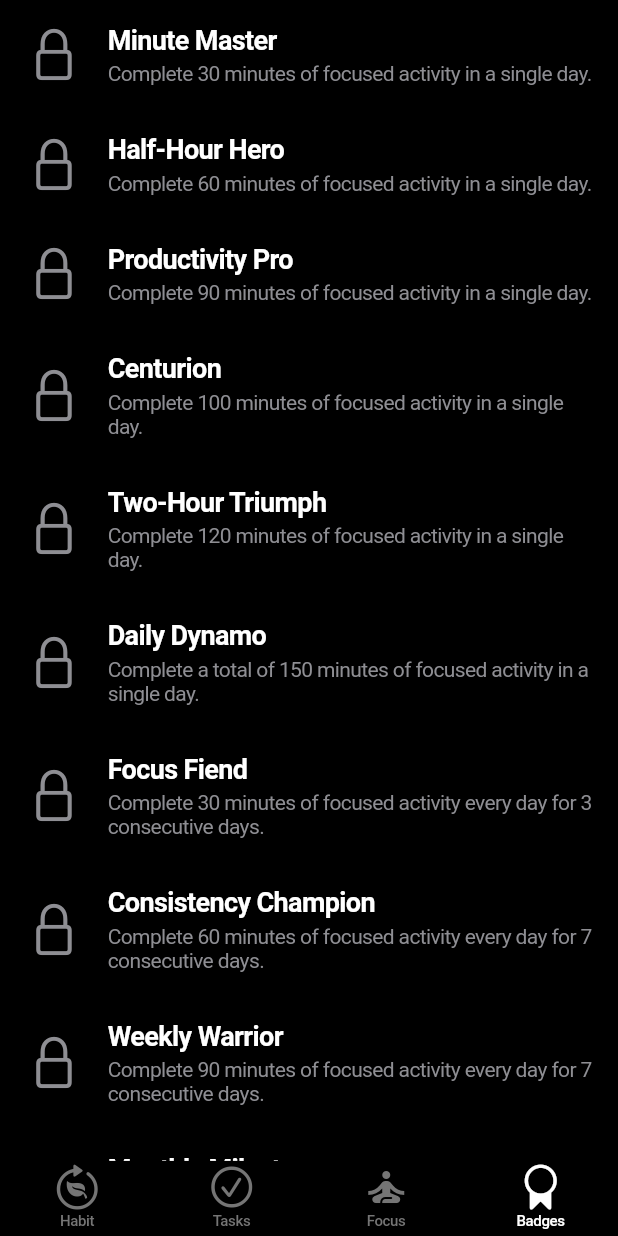
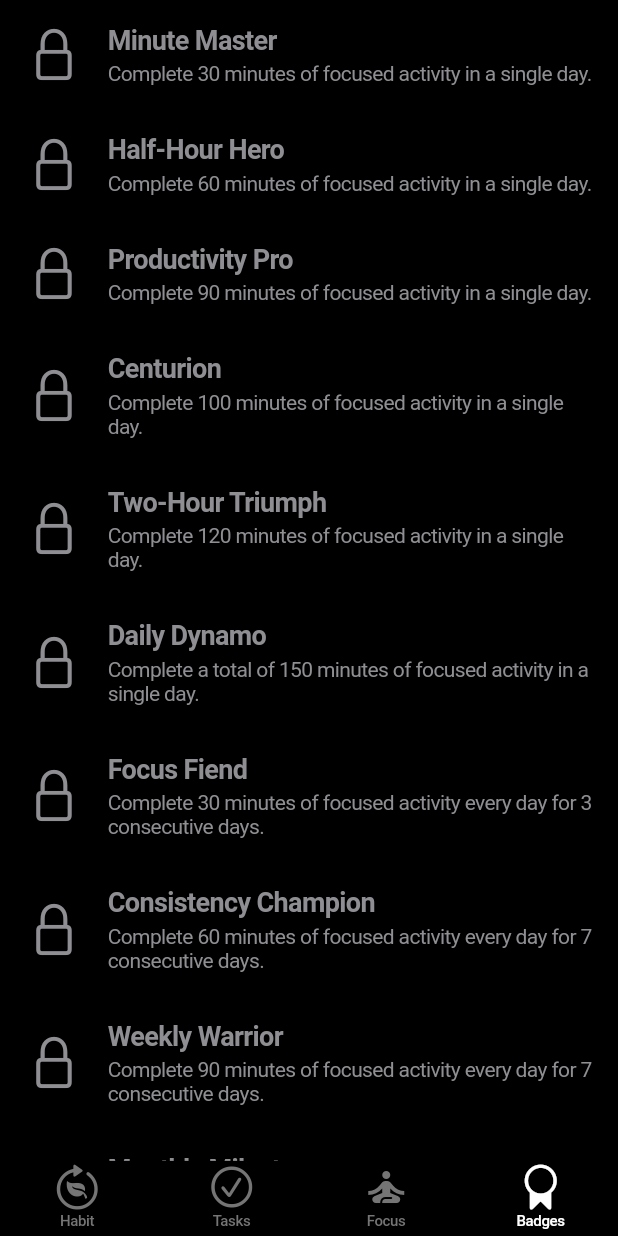
Before and after one commit to marvinlix/karman, a Flutter app: the screen it shows after launch, item 4 of the bottom bar chosen, on a phone screen of 412 x 824 dp. Run offline on Flutter 3.47's test engine with Material 3 defaults, Android fonts, the phone set to English and light mode, and no system bars; our stand-ins replace flutter_local_notifications, flutter_slidable, just_audio, shared_preferences, sleek_circular_slider, slide_to_act and 2 more; accounts and stored records are empty.

Commit message:
chore: Update achievement page UI to display locked and unlocked achievements with appropriate colors

```diff
--- a/karman_app/lib/pages/achievements/achievements_page.dart
+++ b/karman_app/lib/pages/achievements/achievements_page.dart
@@ -67,9 +67,8 @@ class _AchievementsPageState extends State<AchievementsPage> {
           Icon(
             isUnlocked ? CupertinoIcons.rosette : CupertinoIcons.lock,
             size: 40,
-            color: isUnlocked
-                ? CupertinoColors.activeGreen
-                : CupertinoColors.systemGrey,
+            color:
+                isUnlocked ? CupertinoColors.white : CupertinoColors.systemGrey,
           ),
           SizedBox(width: 16),
           Expanded(
@@ -78,13 +77,22 @@ class _AchievementsPageState extends State<AchievementsPage> {
               children: [
                 Text(
                   achievement.name,
-                  style: TextStyle(fontSize: 18, fontWeight: FontWeight.bold),
+                  style: TextStyle(
+                      fontSize: 18,
+                      fontWeight: FontWeight.bold,
+                      color: isUnlocked
+                          ? CupertinoColors.white
+                          : CupertinoColors.systemGrey),
                 ),
                 SizedBox(height: 4),
                 Text(
                   achievement.description,
                   style: TextStyle(
-                      fontSize: 14, color: CupertinoColors.systemGrey),
+                    fontSize: 14,
+                    color: isUnlocked
+                        ? CupertinoColors.white
+                        : CupertinoColors.systemGrey,
+                  ),
                 ),
               ],
             ),
```
